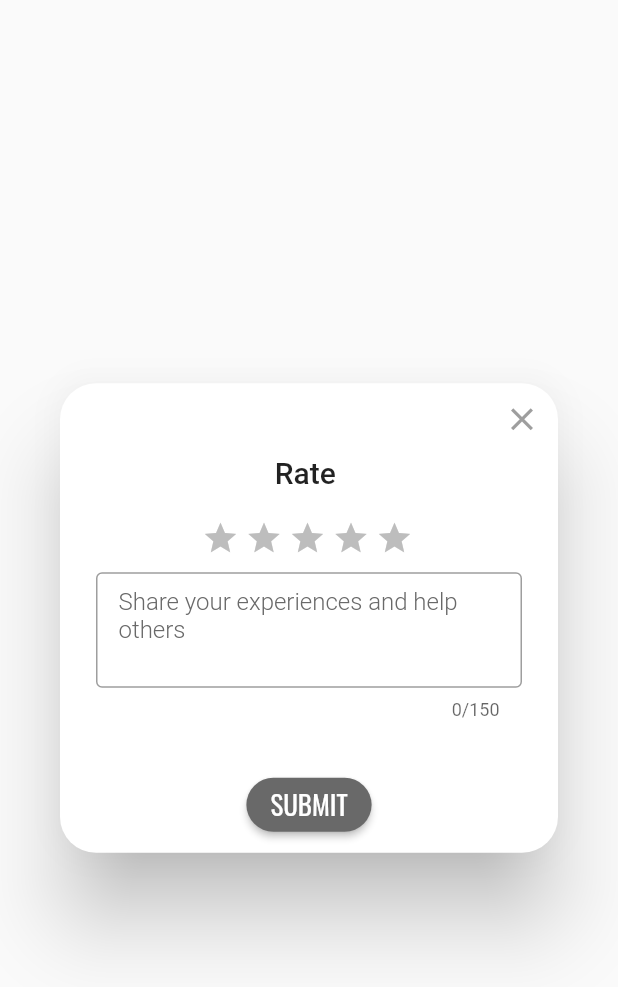
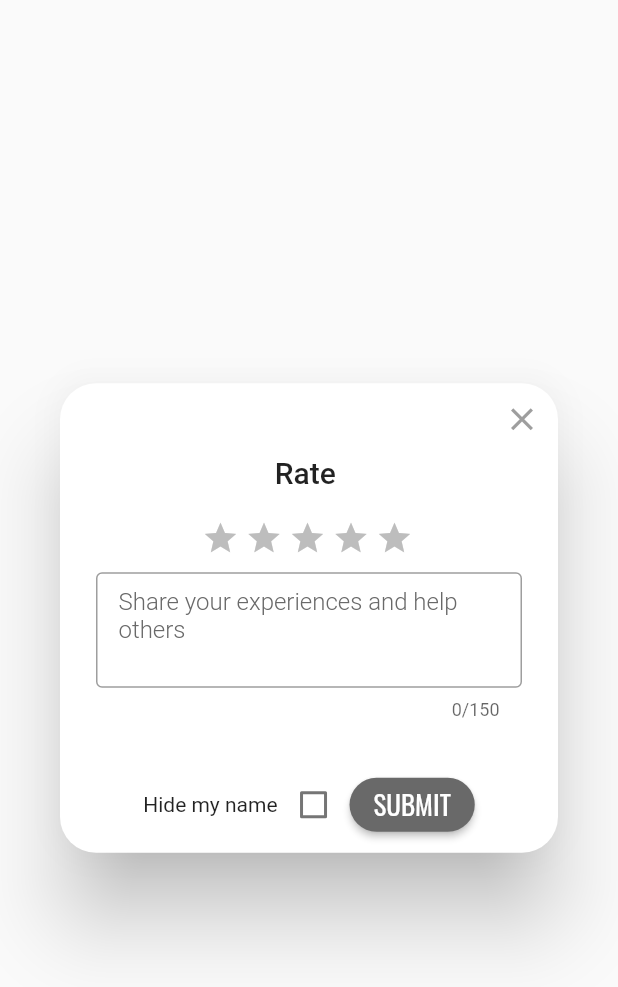
Before and after one commit to StanislavAlpatiev/FikaAndFocus, a Flutter app: the ReviewDialog widget shown alone on an empty page, opened directly with empty values, on a phone screen of 412 x 824 dp. Shown: the top 987 px of the screen. Run offline on Flutter 3.47's test engine with Material 2 defaults, Android fonts, the phone set to English and light mode, and no system bars; drawn by our look-alikes of flutter_rating_bar; our stand-ins replace firebase_auth, firebase_core, font_awesome_flutter, geolocator, google_fonts, google_maps_flutter and 4 more; missing offline and left inert: map_launcher, syncfusion_flutter_core; accounts and stored records are empty.

Commit message:
post review as anonymous

```diff
--- a/fika_and_fokus/lib/ReviewDialog.dart
+++ b/fika_and_fokus/lib/ReviewDialog.dart
@@ -22,7 +22,7 @@ class ReviewDialog extends StatefulWidget {
 class _ReviewDialogState extends State<ReviewDialog> {
   double _rating = 0;
   final TextEditingController _controller = TextEditingController();
-
+  bool hideNameChecked = false;
   @override
   Widget build(BuildContext context) {
     return AlertDialog(
@@ -109,8 +109,17 @@ class _ReviewDialogState extends State<ReviewDialog> {
         ],
       ),
       actions: <Widget>[
-        Center(
-          child: ElevatedButton(
+        Row(
+          mainAxisAlignment: MainAxisAlignment.center,
+          children: [
+            Text("Hide my name"),
+            Checkbox(value: hideNameChecked, onChanged: (bool? newValue) {
+              print(newValue);
+              setState(() {
+                hideNameChecked = newValue!;
+              });
+            } ),
+            ElevatedButton(
             onPressed: () {
               if (_rating != 0) {
                 Navigator.of(context)
@@ -130,7 +139,7 @@ class _ReviewDialogState extends State<ReviewDialog> {
                 borderRadius: BorderRadius.circular(30),
               ),
             ),
-          ),
+          ),]
         ),
       ],
     );
```
Also changed, not shown: fika_and_fokus/lib/ReviewPage.dart (+21 -3 lines).
